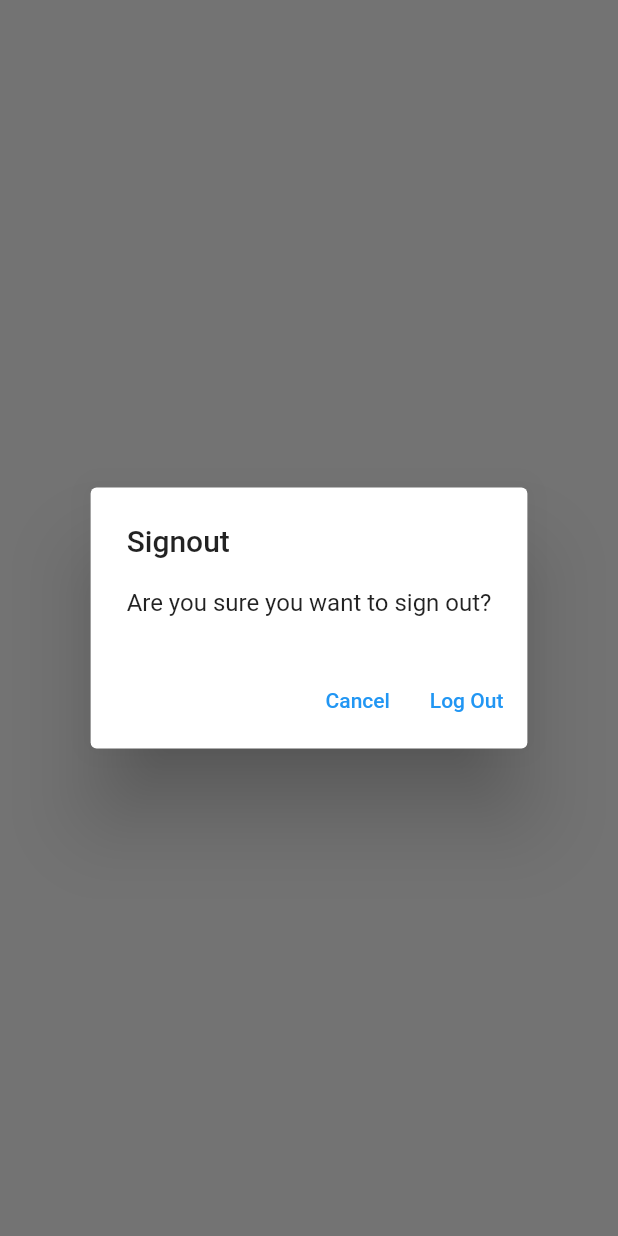
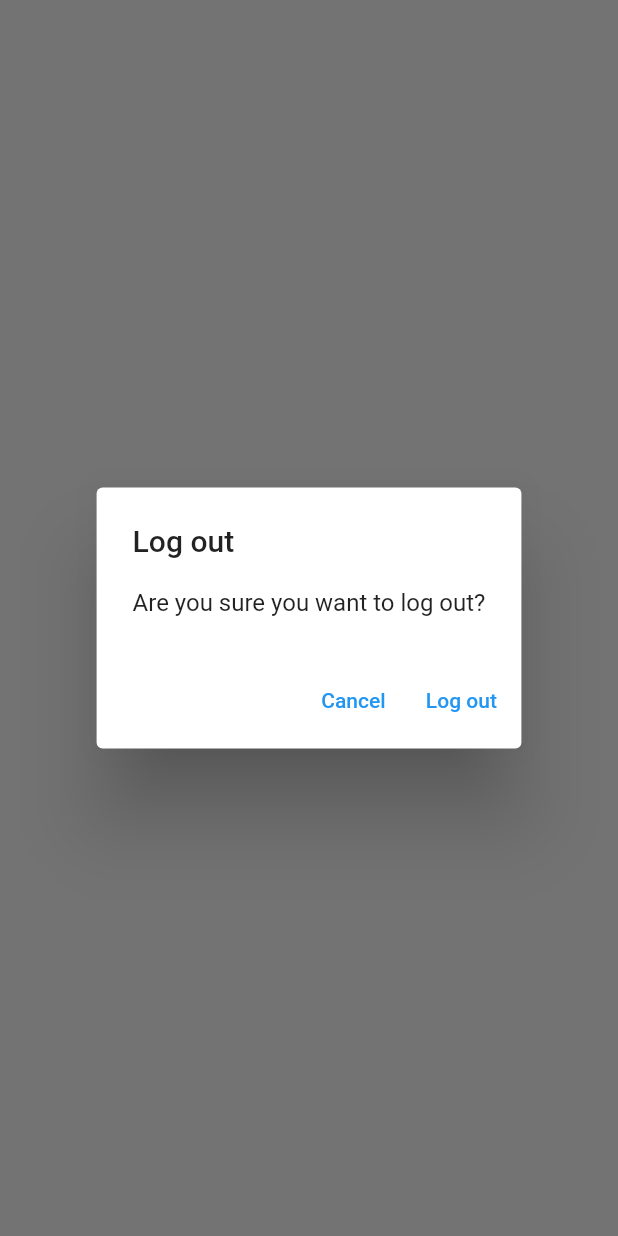
Before and after one commit to danieldev10/myapp, a Flutter app: what showLogOutDialog() shows on an empty page, opened directly, on a phone screen of 412 x 824 dp. Run offline on Flutter 3.47's test engine with Material 2 defaults, Android fonts, the phone set to English and light mode, and no system bars; our stand-ins replace firebase_auth, firebase_core, sqflite; accounts and stored records are empty; network calls fail.

Commit message:
deleting notes in main_view, refactoring dialogs

```diff
--- /dev/null
+++ b/lib/utilities/dialogs/generic_dialog.dart
@@ -0,0 +1,34 @@
+import 'package:flutter/material.dart';
+
+typedef DialogOptionBuilder<T> = Map<String, T?> Function();
+
+Future<T?> showGenericDialog<T>({
+  required BuildContext context,
+  required String title,
+  required String content,
+  required DialogOptionBuilder optionsBuilder,
+}) {
+  final options = optionsBuilder();
+  return showDialog<T>(
+    context: context,
+    builder: (context) {
+      return AlertDialog(
+        title: Text(title),
+        content: Text(content),
+        actions: options.keys.map((optionTitle) {
+          final value = options[optionTitle];
+          return TextButton(
+            onPressed: () {
+              if (value != null) {
+                Navigator.of(context).pop(value);
+              } else {
+                Navigator.of(context).pop();
+              }
+            },
+            child: Text(optionTitle),
+          );
+        }).toList(),
+      );
+    },
+  );
+}
--- /dev/null
+++ b/lib/utilities/dialogs/logout_dialog.dart
@@ -0,0 +1,16 @@
+import 'package:flutter/material.dart';
+import 'package:myapp/utilities/dialogs/generic_dialog.dart';
+
+Future<bool> showLogOutDialog(BuildContext context) {
+  return showGenericDialog<bool>(
+    context: context,
+    title: 'Log out',
+    content: 'Are you sure you want to log out?',
+    optionsBuilder: () => {
+      'Cancel': false,
+      'Log out': true,
+    },
+  ).then(
+    (value) => value ?? false,
+  );
+}
--- a/lib/views/login_view.dart
+++ b/lib/views/login_view.dart
@@ -4,7 +4,7 @@ import 'package:flutter/material.dart';
 import 'package:myapp/constants/routes.dart';
 import 'package:myapp/services/auth/auth_exceptions.dart';
 import 'package:myapp/services/auth/auth_service.dart';
-import 'package:myapp/utilities/show_error_dialog.dart';
+import 'package:myapp/utilities/dialogs/error_dialog.dart';
 
 class LoginView extends StatefulWidget {
   const LoginView({super.key});
--- a/lib/views/notes/main_view.dart
+++ b/lib/views/notes/main_view.dart
@@ -5,6 +5,8 @@ import 'package:myapp/constants/routes.dart';
 import 'package:myapp/enums/menu_action.dart';
 import 'package:myapp/services/auth/auth_service.dart';
 import 'package:myapp/services/crud/notes_service.dart';
+import 'package:myapp/utilities/dialogs/logout_dialog.dart';
+import 'package:myapp/views/notes/notes_list_view.dart';
 
 class MainView extends StatefulWidget {
   const MainView({super.key});
@@ -75,18 +77,10 @@ class _MainViewState extends State<MainView> {
                     case ConnectionState.active:
                       if (snapshot.hasData) {
                         final allNotes = snapshot.data as List<DatabaseNote>;
-                        return ListView.builder(
-                          itemCount: allNotes.length,
-                          itemBuilder: (context, index) {
-                            final note = allNotes[index];
-                            return ListTile(
-                              title: Text(
-                                note.text,
-                                maxLines: 1,
-                                softWrap: true,
-                                overflow: TextOverflow.ellipsis,
-                              ),
-                            );
+                        return NotesListView(
+                          notes: allNotes,
+                          onDeleteNote: (note) async {
+                            await _notesService.deleteNote(id: note.id);
                           },
                         );
                       } else {
@@ -105,28 +99,3 @@ class _MainViewState extends State<MainView> {
     );
   }
 }
-
-Future<bool> showLogOutDialog(BuildContext context) {
-  return showDialog<bool>(
-      context: context,
-      builder: (context) {
-        return AlertDialog(
-          title: const Text('Signout'),
-          content: const Text('Are you sure you want to sign out?'),
-          actions: [
-            TextButton(
-              onPressed: () {
-                Navigator.of(context).pop(false);
-              },
-              child: const Text('Cancel'),
-            ),
-            TextButton(
-              onPressed: () {
-                Navigator.of(context).pop(true);
-              },
-              child: const Text('Log Out'),
-            ),
-          ],
-        );
-      }).then((value) => value ?? false);
-}
--- a/lib/views/register_view.dart
+++ b/lib/views/register_view.dart
@@ -4,7 +4,7 @@ import 'package:flutter/material.dart';
 import 'package:myapp/constants/routes.dart';
 import 'package:myapp/services/auth/auth_exceptions.dart';
 import 'package:myapp/services/auth/auth_service.dart';
-import 'package:myapp/utilities/show_error_dialog.dart';
+import 'package:myapp/utilities/dialogs/error_dialog.dart';
 
 class RegisterView extends StatefulWidget {
   const RegisterView({super.key});
```
Also changed, not shown: lib/utilities/dialogs/delete_dialog.dart (added, +16 -0 lines), lib/utilities/dialogs/error_dialog.dart (added, +16 -0 lines), lib/utilities/show_error_dialog.dart (deleted, +0 -24 lines), lib/views/notes/notes_list_view.dart (added, +43 -0 lines).
